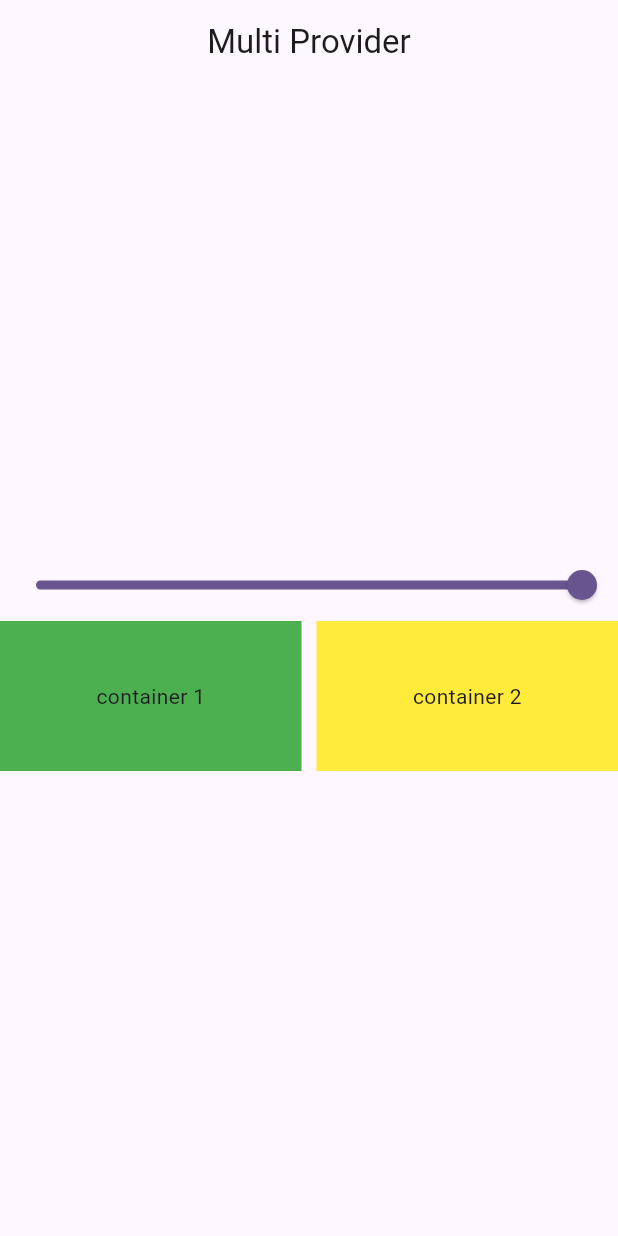
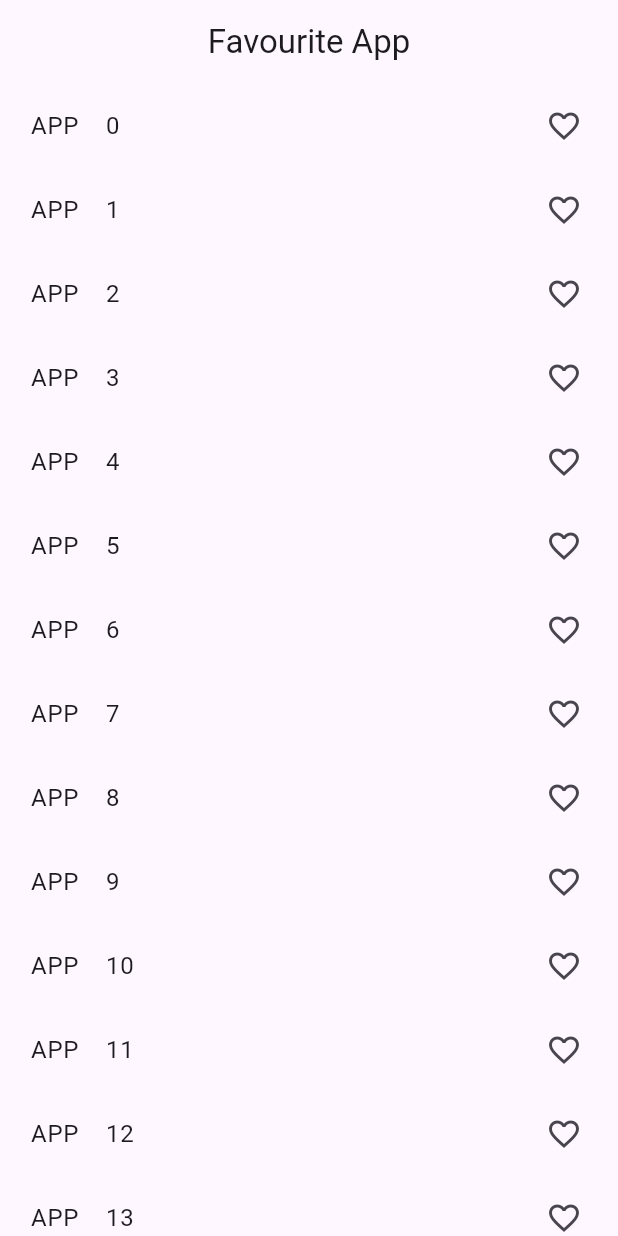
Before and after one commit to fluttercodecraft/Smart-Favorites-Manager, a Flutter app: the screen it shows after launch, on a phone screen of 412 x 824 dp. Run offline on Flutter 3.47's test engine with Material 3 defaults, Android fonts, the phone set to English and light mode, and no system bars.

Commit message:
update favorites fuctionality

```diff
--- /dev/null
+++ b/lib/favourite_app.dart
@@ -0,0 +1,42 @@
+import 'package:flutter/material.dart';
+
+class favouiteapp extends StatefulWidget {
+  const favouiteapp({super.key});
+
+  @override
+  State<favouiteapp> createState() => _favouiteappState();
+}
+
+class _favouiteappState extends State<favouiteapp> {
+List<int> selecteditems = [];
+  @override
+  Widget build(BuildContext context) {
+    return Scaffold(
+      appBar: AppBar(
+        title: Center(child: Text("Favourite App")),
+
+      ),
+      body:Column(
+        children: [
+          Expanded(
+            child: ListView.builder(
+                itemCount: 100,
+                itemBuilder: (context,index){
+              return ListTile(
+                onTap: (){
+                      selecteditems.add(index);
+                  setState(() {
+
+                  });
+                },
+                title: Text(" APP "+"   "+index.toString()),
+                trailing: Icon(
+                    selecteditems.contains(index)? Icons.favorite:Icons.favorite_border),
+              );
+            }),
+          )
+        ],
+      ) ,
+    );
+  }
+}
--- a/lib/main.dart
+++ b/lib/main.dart
@@ -1,4 +1,5 @@
 import 'package:flutter/material.dart';
+import 'package:multi_provider/favourite_app.dart';
 import 'package:multi_provider/homescreen.dart';
 
 void main() {
@@ -16,7 +17,7 @@ class MyApp extends StatelessWidget {
 
         colorScheme: .fromSeed(seedColor: Colors.deepPurple),
       ),
-      home:homescreen()
+      home:favouiteapp()
     );
   }
 }
```
Also changed, not shown: lib/provider_favourite_app.dart (added, +21 -0 lines).
